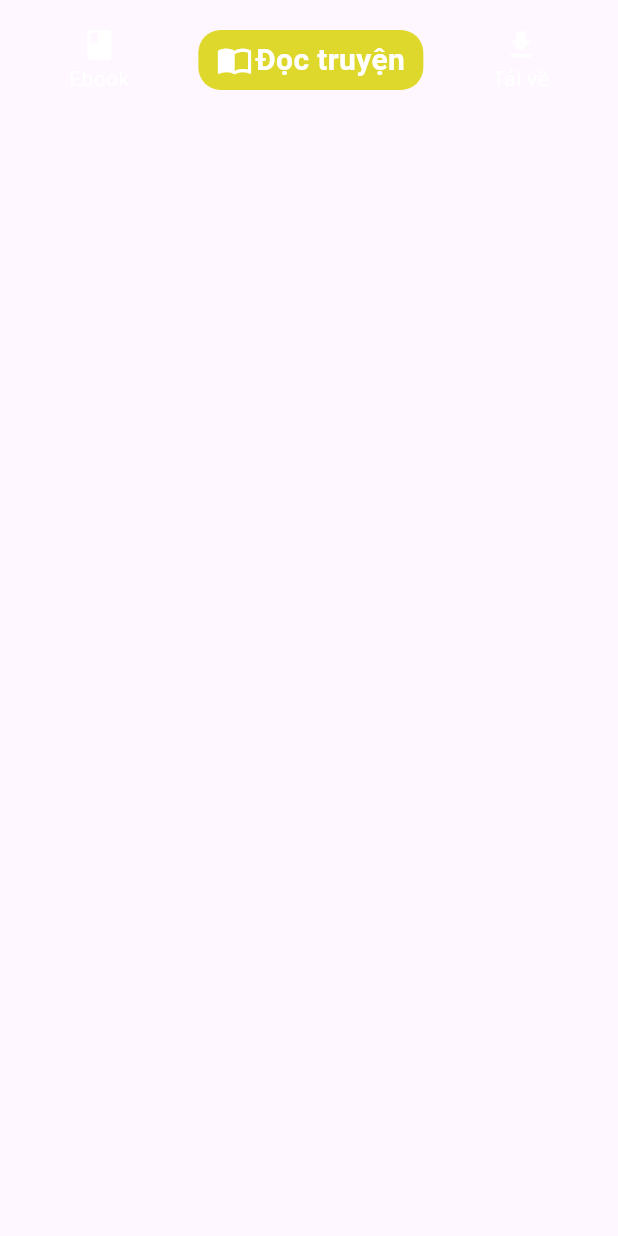
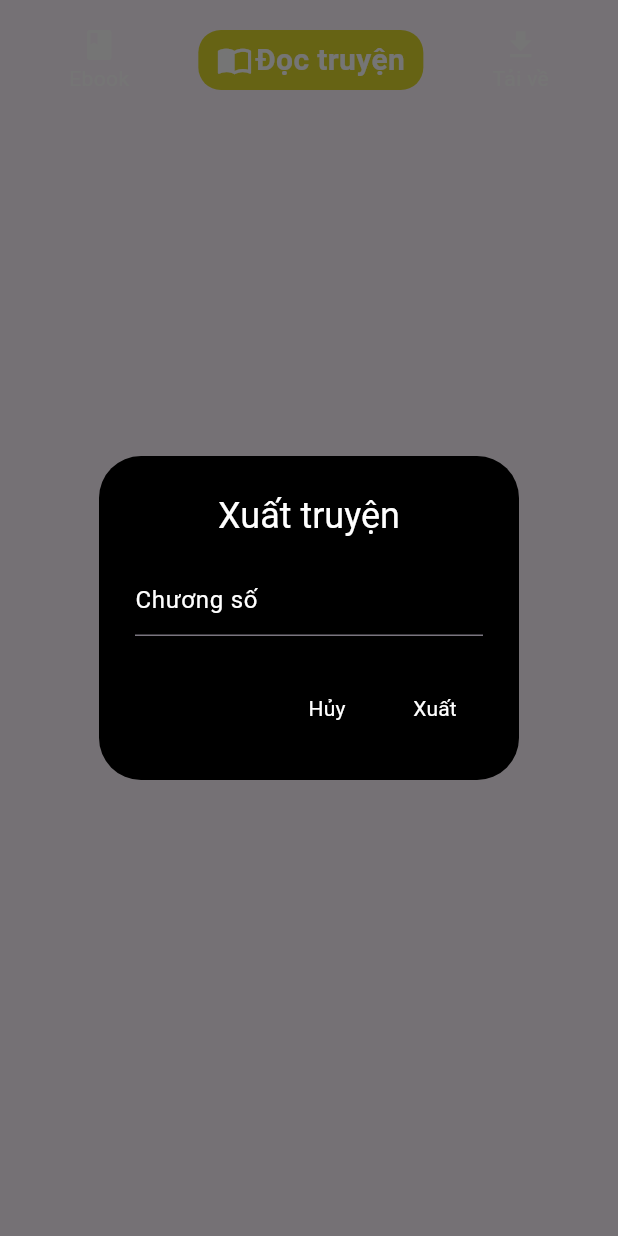
Before and after one commit to chanhuy142/NovelCrawlFE, a Flutter app: the TaskBar widget shown alone on an empty page, opened directly with empty values, after a tap on "Ebook", on a phone screen of 412 x 824 dp. Run offline on Flutter 3.47's test engine with Material 3 defaults, Android fonts, the light colour scheme and no system bars; our stand-ins replace file_picker, hive, permission_handler; missing offline and left inert: dart:ffi; accounts and stored records are empty; network calls fail; project files that could hold a hidden picture were left out.

Commit message:
Export PDF

```diff
--- a/lib/components/task_bar.dart
+++ b/lib/components/task_bar.dart
@@ -1,7 +1,12 @@
+import 'dart:convert';
+
 import 'package:flutter/material.dart';
 import 'package:novel_crawl/models/novel_detail.dart';
 import 'package:novel_crawl/popup/download_popup.dart';
+import 'package:novel_crawl/popup/export_popup.dart';
 import 'package:novel_crawl/screens/readingscreen.dart';
+import 'package:novel_crawl/service/api_service.dart';
+import 'package:novel_crawl/service/export_service.dart';
 import 'package:novel_crawl/service/file_service.dart';
 import 'package:novel_crawl/service/history_service.dart';
 
@@ -73,6 +78,17 @@ class _TaskBarState extends State<TaskBar> {
         });
   }
 
+  void showExportDialog(){
+      showDialog(
+        context: context,
+        builder: (BuildContext context) {
+          return ExportPopup(
+            novel: novel,
+          );
+        });
+  }
+
+
   @override
   Widget build(BuildContext context) {
     return SizedBox(
@@ -83,7 +99,7 @@ class _TaskBarState extends State<TaskBar> {
         children: [
           GestureDetector(
               onTap: () {
-                //export novel
+                showExportDialog();
               },
               child: Container(
                 color: Colors.transparent,
--- /dev/null
+++ b/lib/popup/export_popup.dart
@@ -0,0 +1,164 @@
+import 'dart:ffi';
+import 'dart:math';
+
+import 'package:flutter/material.dart';
+import 'package:novel_crawl/models/content_from_all_source.dart';
+import 'package:novel_crawl/models/novel_detail.dart';
+import 'package:novel_crawl/service/api_service.dart';
+import 'package:novel_crawl/service/export_service.dart';
+import 'package:novel_crawl/service/file_service.dart';
+import 'package:novel_crawl/service/state_service.dart';
+
+class ExportPopup extends StatefulWidget {
+  const ExportPopup({super.key, required this.novel});
+  final TruyenDetail novel;
+
+  @override
+  State<ExportPopup> createState() => _ExportPopupState();
+}
+
+class _ExportPopupState extends State<ExportPopup> {
+  bool _isLoading = false;
+  final _ChapterController = TextEditingController();
+  AllSourceChapterContent allSourceChapterContent =
+      AllSourceChapterContent(chapterContents: []);
+
+  final APIService apiService = APIService();
+  final StateService stateService = StateService.instance;
+
+  List<String> sources = [];
+  String _content = '';
+
+  void selectContentFromPrioritySource() {
+    for (var source in sources) {
+      if (allSourceChapterContent.chapterContents
+          .where((element) => element.source == source)
+          .isNotEmpty) {
+        changeContent(allSourceChapterContent.chapterContents
+            .where((element) => element.source == source)
+            .first
+            .content);
+        stateService.saveSelectedSource(source);
+        break;
+      }
+    }
+  }
+
+  void changeContent(String content) {
+    setState(() {
+      _content = content;
+      _isLoading = false;
+    });
+  }
+
+  void exportNovel(String novelName, int chapter) {
+    setLoading(true);
+    APIService().getChapterContent(widget.novel, chapter).then((value) {
+      setState(() {
+        allSourceChapterContent = value;
+        if (value.chapterContents.isEmpty) {
+          throw Exception('Lỗi không thể tải nội dung chương truyện.');
+        }
+        selectContentFromPrioritySource();
+        APIService().getExportFile('$novelName - Chương $chapter', _content).then((value) {
+          ExportService.writeCounter(value.bodyBytes, '$novelName - Chương $chapter.pdf').then((value){
+            Navigator.of(context).pop();
+            setLoading(false);
+            }).catchError((e){
+              Navigator.of(context).pop();
+              setLoading(false);
+            });
+        });
+      });
+    }).catchError((e) {
+      setState(() {
+        _isLoading = false;
+        _content =
+            'Không thể tải nội dung chương truyện.\n\n\n\n\n\n\n\n\n\n\n\n\n\n\n\n';
+      });
+    });
+  }
+
+  void setLoading(bool value) {
+    setState(() {
+      _isLoading = value;
+    });
+  }
+
+  @override
+  void initState() {
+    // TODO: implement initState
+    super.initState();
+    stateService.getSources().then((value) {
+      setState(() {
+        sources = value;
+      });
+    });
+  }
+
+  @override
+  Widget build(BuildContext context) {
+    return Stack(children: [
+      AlertDialog(
+        backgroundColor: Colors.black,
+        title: const Center(
+            child: Text(
+          'Xuất truyện',
+          style: TextStyle(color: Colors.white),
+        )),
+        content: Column(
+          mainAxisSize: MainAxisSize.min,
+          children: [
+            TextField(
+              controller: _ChapterController,
+              keyboardType: TextInputType.number,
+              style: const TextStyle(color: Colors.white),
+              decoration: const InputDecoration(
+                  hintText: 'Chương số',
+                  hintStyle: TextStyle(color: Colors.white)),
+            ),
+          ],
+        ),
+        actions: [
+          TextButton(
+            onPressed: () {
+              Navigator.of(context).pop();
+            },
+            child: const Text(
+              'Hủy',
+              style: TextStyle(color: Colors.white),
+            ),
+          ),
+          TextButton(
+            onPressed: () {
+              try {
+                int chapter = int.parse(_ChapterController.text);
+                if (chapter < 1 || chapter > widget.novel.numberOfChapters) {
+                  _ChapterController.text = "1";
+                  return;
+                }
+                exportNovel(widget.novel.tenTruyen, chapter);
+              } catch (e) {
+                print(e);
+                Navigator.of(context).pop();
+              }
+            },
+            child: const Text(
+              'Xuất',
+              style: TextStyle(color: Colors.white),
+            ),
+          )
+        ],
+      ),
+      _isLoading
+          ? Container(
+              color:
+                  Colors.black.withOpacity(0.5), // Semi-transparent black color
+              child: Center(
+                child: CircularProgressIndicator(),
+              ),
+            )
+          : Container(),
+    ]);
+  }
+}
--- a/lib/screens/readingscreen.dart
+++ b/lib/screens/readingscreen.dart
@@ -172,7 +172,6 @@ class _ReadingScreenState extends State<ReadingScreen> {
         APIService().getChapterContent(widget.novel, chapter).then((value) {
           setState(() {
             allSourceChapterContent = value;
-
             if (value.chapterContents.isEmpty) {
               throw Exception('Lỗi không thể tải nội dung chương truyện.');
             }
@@ -244,7 +243,6 @@ class _ReadingScreenState extends State<ReadingScreen> {
               ),
             )
           : GestureDetector(
-              child: Expanded(
               child: ReadingView(
                   content: _content,
                   fontSize: _fontSize,
@@ -252,7 +250,6 @@ class _ReadingScreenState extends State<ReadingScreen> {
                   color: _color,
                   spacing: _spacing,
                   backgroundColor: _backgroundColor),
-              ),
               onTap: () {
                 showModalBottom(context);
               }),
--- a/pubspec.yaml
+++ b/pubspec.yaml
@@ -38,7 +38,9 @@ dependencies:
   http: ^1.2.1
   hive: ^2.2.3
   path_provider: ^2.1.3
-
+  file_picker: ^8.0.3
+  permission_handler: ^11.3.1
+  pdf: ^3.10.8
 dev_dependencies:
   flutter_test:
     sdk: flutter
```
Also changed, not shown: lib/main.dart (+23 -0 lines), lib/screens/onboarding.dart (+14 -1 lines), lib/service/api_service.dart (+31 -2 lines), lib/service/export_service.dart (added, +52 -0 lines), pubspec.lock, 5 other files. Lines whose indentation alone changed are shown as unchanged.
